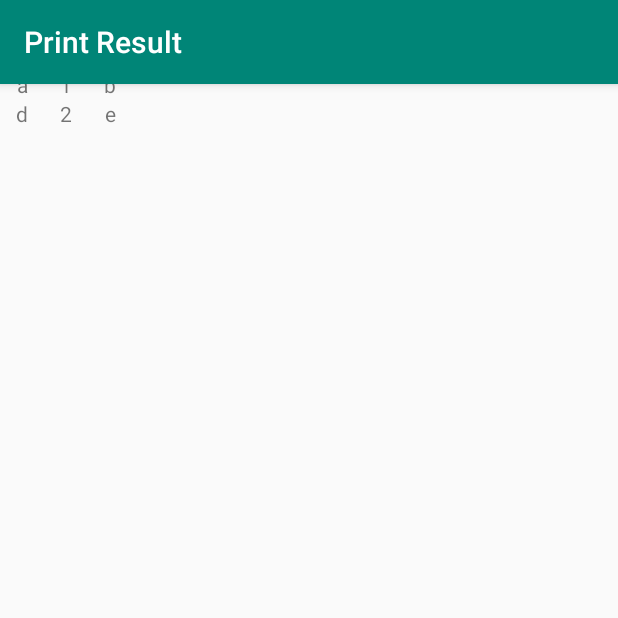
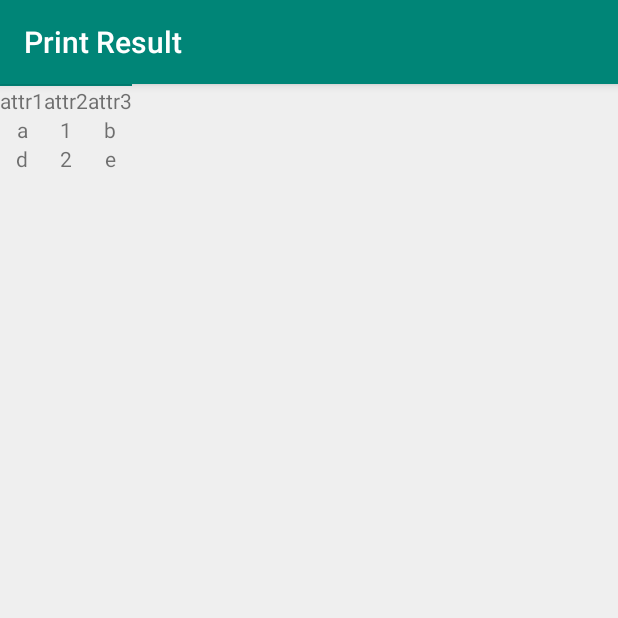
Before and after one commit to CNife/totem-android, an Android app: the screen it shows after launch (PrintResult), after a tap on "INQUIRE", on a phone screen of 412 x 824 dp, the top half of it. Run offline under Robolectric (Android 15) with nearby library versions, the phone set to English and light mode, and no system bars.

Commit message:
test qhrnb

```diff
--- a/app/src/main/res/layout/print_result.xml
+++ b/app/src/main/res/layout/print_result.xml
@@ -3,12 +3,13 @@
     xmlns:app="http://schemas.android.com/apk/res-auto"
     xmlns:tools="http://schemas.android.com/tools"
     android:layout_width="match_parent"
-    android:layout_height="match_parent">
+    android:layout_height="match_parent"
+    android:background="#EFEFEF">
 
     <HorizontalScrollView
         android:id="@+id/horizontalScrollView"
-        android:layout_width="0dp"
-        android:layout_height="wrap_content"
+        android:layout_width="match_parent"
+        android:layout_height="match_parent"
         app:layout_constraintBottom_toTopOf="parent"
         app:layout_constraintEnd_toEndOf="parent"
         app:layout_constraintStart_toStartOf="parent"
@@ -19,6 +20,15 @@
             android:layout_width="match_parent"
             android:layout_height="wrap_content">
 
+            <TableRow
+                android:background="@color/colorPrimary"
+                android:orientation="horizontal"
+                android:paddingLeft="1dip"
+                android:paddingRight="1dip"
+                android:paddingTop="1dip">
+
+            </TableRow>
+
         </TableLayout>
     </HorizontalScrollView>
 </android.support.constraint.ConstraintLayout>
```
